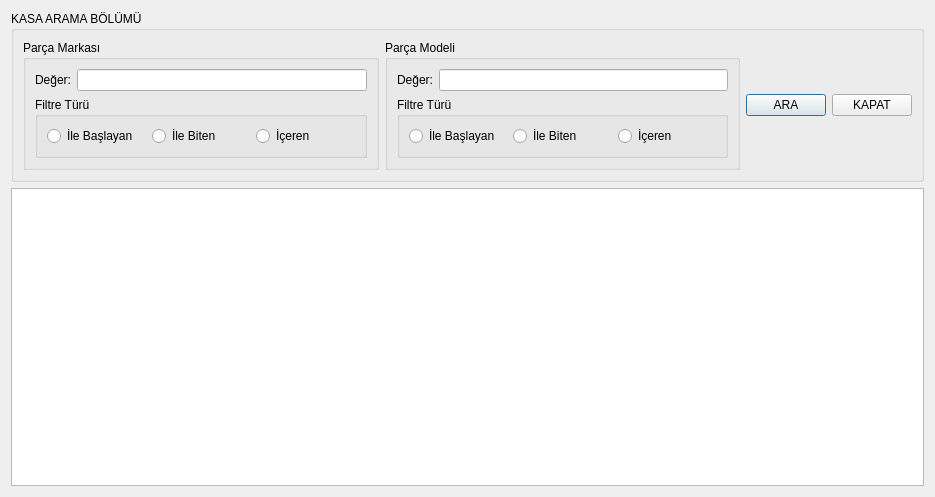
Old version of the form UI/ListeFormlari/tmokasalisteformu.ui in the repository onur35iii/TeknolojiMarketiOtomasyonu.
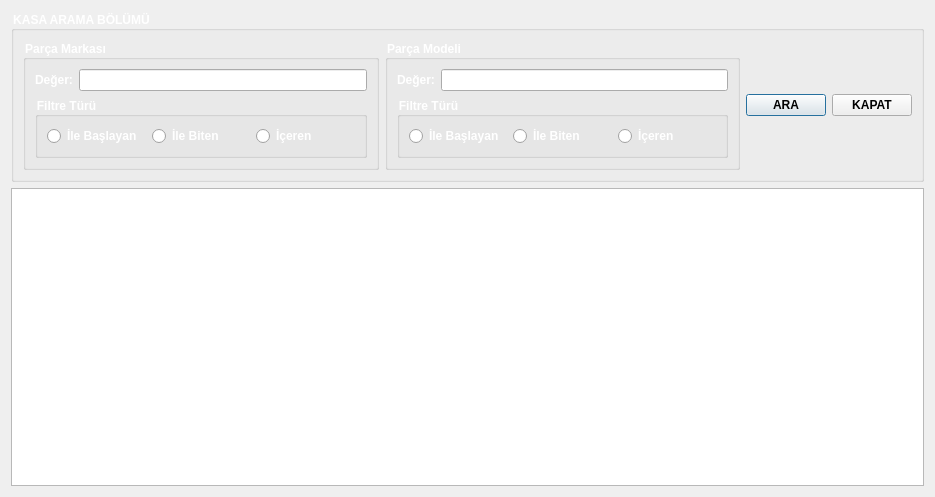
New version of the form. Icons and pictures are not drawn.

The edit to the form file:
```diff
--- a/UI/ListeFormlari/tmokasalisteformu.ui
+++ b/UI/ListeFormlari/tmokasalisteformu.ui
@@ -13,6 +13,28 @@
   <property name="windowTitle">
    <string>Dialog</string>
   </property>
+  <property name="styleSheet">
+   <string notr="true">
+TMOKasaListeFormu{
+
+	
+	background-image: url(:/resimler/kasa.jpg);
+}
+
+QLabel {
+   font:Bold; 
+   color: #ffffff;
+}
+QGroupBox {
+    font:Bold;
+color: #ffffff;
+}
+QPushButton{font:Bold;}
+QRadioButton{
+    font:Bold;
+color: #ffffff;
+}</string>
+  </property>
   <layout class="QGridLayout" name="gridLayout_6">
    <item row="0" column="0">
     <widget class="QGroupBox" name="GPAramaBolumu">
```
Left out of the diff: 166 changed lines with no effect on the pictures.
